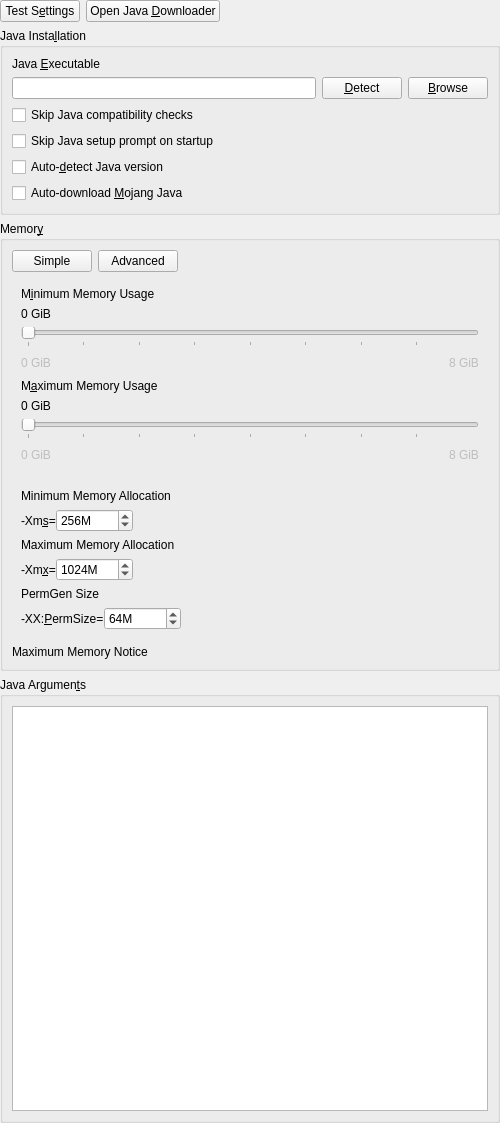
FreesmTeam/FreesmLauncher, file launcher/ui/widgets/JavaSettingsWidget.ui: the form before one commit.
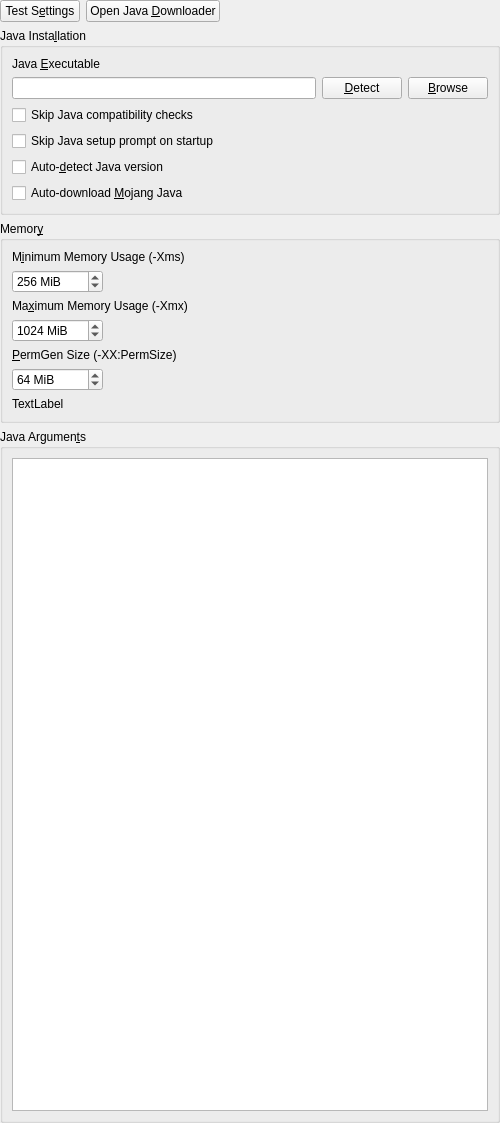
The form after the commit.

Commit message: Revert sliders

```diff
--- a/launcher/ui/widgets/JavaSettingsWidget.ui
+++ b/launcher/ui/widgets/JavaSettingsWidget.ui
@@ -165,234 +165,9 @@
      </property>
      <layout class="QVBoxLayout" name="verticalLayout_2">
       <item>
-       <layout class="QHBoxLayout" name="horizontalLayout_3">
-        <item>
-         <widget class="QPushButton" name="memorySimpleButton">
-          <property name="text">
-           <string>Simple</string>
-          </property>
-          <property name="checkable">
-           <bool>true</bool>
-          </property>
-          <property name="checked">
-           <bool>false</bool>
-          </property>
-         </widget>
-        </item>
-        <item>
-         <widget class="QPushButton" name="memoryAdvancedButton">
-          <property name="text">
-           <string>Advanced</string>
-          </property>
-          <property name="checkable">
-           <bool>true</bool>
-          </property>
-          <property name="checked">
-           <bool>false</bool>
-          </property>
-         </widget>
-        </item>
-        <item>
-         <spacer name="horizontalSpacer_6">
-          <property name="orientation">
-           <enum>Qt::Horizontal</enum>
-          </property>
-          <property name="sizeHint" stdset="0">
-           <size>
-            <width>40</width>
-            <height>20</height>
-           </size>
-          </property>
-         </spacer>
-        </item>
-       </layout>
-      </item>
-      <item>
-       <widget class="QWidget" name="memorySimple" native="true">
-        <layout class="QVBoxLayout" name="verticalLayout_4">
-         <item>
           <widget class="QLabel" name="labelMinMem">
            <property name="text">
-            <string>M&amp;inimum Memory Usage</string>
-           </property>
-           <property name="buddy">
-            <cstring>minMemSpinBox</cstring>
-           </property>
-          </widget>
-         </item>
-         <item>
-          <widget class="QLabel" name="minMemGBLabel">
-           <property name="text">
-            <string>0 GiB</string>
-           </property>
-          </widget>
-         </item>
-         <item>
-          <widget class="QSlider" name="minMemSlider">
-           <property name="minimum">
-            <number>8</number>
-           </property>
-           <property name="maximum">
-            <number>8192</number>
-           </property>
-           <property name="singleStep">
-            <number>512</number>
-           </property>
-           <property name="pageStep">
-            <number>512</number>
-           </property>
-           <property name="tracking">
-            <bool>true</bool>
-           </property>
-           <property name="orientation">
-            <enum>Qt::Horizontal</enum>
-           </property>
-           <property name="tickPosition">
-            <enum>QSlider::TicksBelow</enum>
-           </property>
-           <property name="tickInterval">
-            <number>1024</number>
-           </property>
-          </widget>
-         </item>
-         <item>
-          <layout class="QHBoxLayout" name="horizontalLayout">
-           <item>
-            <widget class="QLabel" name="minMemMinValueHint">
-             <property name="enabled">
-              <bool>false</bool>
-             </property>
-             <property name="text">
-              <string>0 GiB</string>
-             </property>
-            </widget>
-           </item>
-           <item>
-            <spacer name="horizontalSpacer">
-             <property name="orientation">
-              <enum>Qt::Horizontal</enum>
-             </property>
-             <property name="sizeHint" stdset="0">
-              <size>
-               <width>40</width>
-               <height>20</height>
-              </size>
-             </property>
-            </spacer>
-           </item>
-           <item>
-            <widget class="QLabel" name="minMemMaxValueHint">
-             <property name="enabled">
-              <bool>false</bool>
-             </property>
-             <property name="text">
-              <string>8 GiB</string>
-             </property>
-            </widget>
-           </item>
-          </layout>
-         </item>
-         <item>
-          <widget class="QLabel" name="labelMaxMem">
-           <property name="text">
-            <string>M&amp;aximum Memory Usage</string>
-           </property>
-           <property name="buddy">
-            <cstring>maxMemSpinBox</cstring>
-           </property>
-          </widget>
-         </item>
-         <item>
-          <widget class="QLabel" name="maxMemGBLabel">
-           <property name="text">
-            <string>0 GiB</string>
-           </property>
-          </widget>
-         </item>
-         <item>
-          <widget class="QSlider" name="maxMemSlider">
-           <property name="minimum">
-            <number>8</number>
-           </property>
-           <property name="maximum">
-            <number>8192</number>
-           </property>
-           <property name="singleStep">
-            <number>512</number>
-           </property>
-           <property name="pageStep">
-            <number>512</number>
-           </property>
-           <property name="orientation">
-            <enum>Qt::Horizontal</enum>
-           </property>
-           <property name="tickPosition">
-            <enum>QSlider::TicksBelow</enum>
-           </property>
-           <property name="tickInterval">
-            <number>1024</number>
-           </property>
-          </widget>
-         </item>
-         <item>
-          <layout class="QHBoxLayout" name="horizontalLayout_2">
-           <item>
-            <widget class="QLabel" name="maxMemMinValueHint">
-             <property name="enabled">
-              <bool>false</bool>
-             </property>
-             <property name="text">
-              <string>0 GiB</string>
-             </property>
-            </widget>
-           </item>
-           <item>
-            <spacer name="horizontalSpacer_3">
-             <property name="orientation">
-              <enum>Qt::Horizontal</enum>
-             </property>
-             <property name="sizeHint" stdset="0">
-              <size>
-               <width>40</width>
-               <height>20</height>
-              </size>
-             </property>
-            </spacer>
-           </item>
-           <item>
-            <widget class="QLabel" name="maxMemMaxValueHint">
-             <property name="enabled">
-              <bool>false</bool>
-             </property>
-             <property name="text">
-              <string>8 GiB</string>
-             </property>
-            </widget>
-           </item>
-          </layout>
-         </item>
-        </layout>
-       </widget>
-      </item>
-      <item>
-       <widget class="QWidget" name="memoryAdvanced" native="true">
-        <layout class="QVBoxLayout" name="verticalLayout_5">
-         <item>
-          <widget class="QLabel" name="label_9">
-           <property name="text">
-            <string>Minimum Memory Allocation</string>
-           </property>
-          </widget>
-         </item>
-         <item>
-          <layout class="QHBoxLayout" name="horizontalLayout_6">
-           <property name="spacing">
-            <number>0</number>
-           </property>
-           <item>
-            <widget class="QLabel" name="label">
-             <property name="text">
-              <string>-Xm&amp;s=</string>
+         <string>M&amp;inimum Memory Usage (-Xms)</string>
              </property>
              <property name="buddy">
               <cstring>minMemSpinBox</cstring>
@@ -411,7 +186,7 @@
               <string>The amount of memory Minecraft is started with.</string>
              </property>
              <property name="suffix">
-              <string notr="true">M</string>
+         <string notr="true"> MiB</string>
              </property>
              <property name="minimum">
               <number>8</number>
@@ -428,36 +203,9 @@
             </widget>
            </item>
            <item>
-            <spacer name="horizontalSpacer_4">
-             <property name="orientation">
-              <enum>Qt::Horizontal</enum>
-             </property>
-             <property name="sizeHint" stdset="0">
-              <size>
-               <width>40</width>
-               <height>20</height>
-              </size>
-             </property>
-            </spacer>
-           </item>
-          </layout>
-         </item>
-         <item>
-          <widget class="QLabel" name="label_10">
+       <widget class="QLabel" name="labelMaxMem">
            <property name="text">
-            <string>Maximum Memory Allocation</string>
-           </property>
-          </widget>
-         </item>
-         <item>
-          <layout class="QHBoxLayout" name="horizontalLayout_7">
-           <property name="spacing">
-            <number>0</number>
-           </property>
-           <item>
-            <widget class="QLabel" name="label_2">
-             <property name="text">
-              <string>-Xm&amp;x=</string>
+         <string>Ma&amp;ximum Memory Usage (-Xmx)</string>
              </property>
              <property name="buddy">
               <cstring>maxMemSpinBox</cstring>
@@ -476,7 +224,7 @@
               <string>The maximum amount of memory Minecraft is allowed to use.</string>
              </property>
              <property name="suffix">
-              <string notr="true">M</string>
+         <string notr="true"> MiB</string>
              </property>
              <property name="minimum">
               <number>8</number>
@@ -491,38 +239,11 @@
               <number>1024</number>
              </property>
             </widget>
-           </item>
-           <item>
-            <spacer name="horizontalSpacer_2">
-             <property name="orientation">
-              <enum>Qt::Horizontal</enum>
-             </property>
-             <property name="sizeHint" stdset="0">
-              <size>
-               <width>40</width>
-               <height>20</height>
-              </size>
-             </property>
-            </spacer>
-           </item>
-          </layout>
          </item>
          <item>
           <widget class="QLabel" name="label_11">
            <property name="text">
-            <string>PermGen Size</string>
-           </property>
-          </widget>
-         </item>
-         <item>
-          <layout class="QHBoxLayout" name="horizontalLayout_9">
-           <property name="spacing">
-            <number>0</number>
-           </property>
-           <item>
-            <widget class="QLabel" name="label_3">
-             <property name="text">
-              <string>-XX:&amp;PermSize=</string>
+         <string>&amp;PermGen Size (-XX:PermSize)</string>
              </property>
              <property name="buddy">
               <cstring>permGenSpinBox</cstring>
@@ -541,7 +262,7 @@
               <string>The amount of memory available to store loaded Java classes.</string>
              </property>
              <property name="suffix">
-              <string notr="true">M</string>
+         <string notr="true"> MiB</string>
              </property>
              <property name="minimum">
               <number>4</number>
@@ -558,27 +279,9 @@
             </widget>
            </item>
            <item>
-            <spacer name="horizontalSpacer_5">
-             <property name="orientation">
-              <enum>Qt::Horizontal</enum>
-             </property>
-             <property name="sizeHint" stdset="0">
-              <size>
-               <width>40</width>
-               <height>20</height>
-              </size>
-             </property>
-            </spacer>
-           </item>
-          </layout>
-         </item>
-        </layout>
-       </widget>
-      </item>
-      <item>
        <widget class="QLabel" name="labelMaxMemNotice">
         <property name="text">
-         <string>Maximum Memory Notice</string>
+         <string>TextLabel</string>
         </property>
        </widget>
       </item>
```
Left out of the diff: 7 changed lines with no effect on the pictures. Lines whose indentation alone changed are shown as unchanged. The commit also changes 4 other files.
